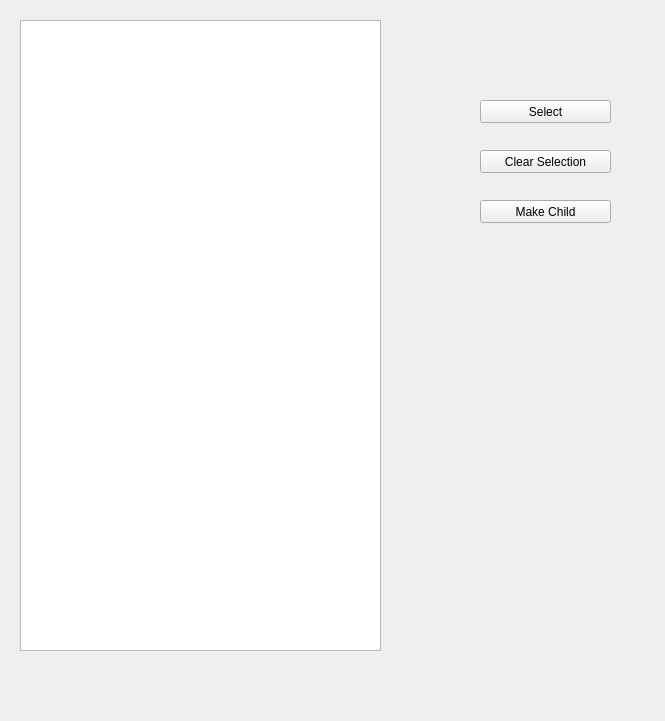
Above: src/client/tree_test.ui from ccp4/DUI2 before the change. Below: the same form after it.
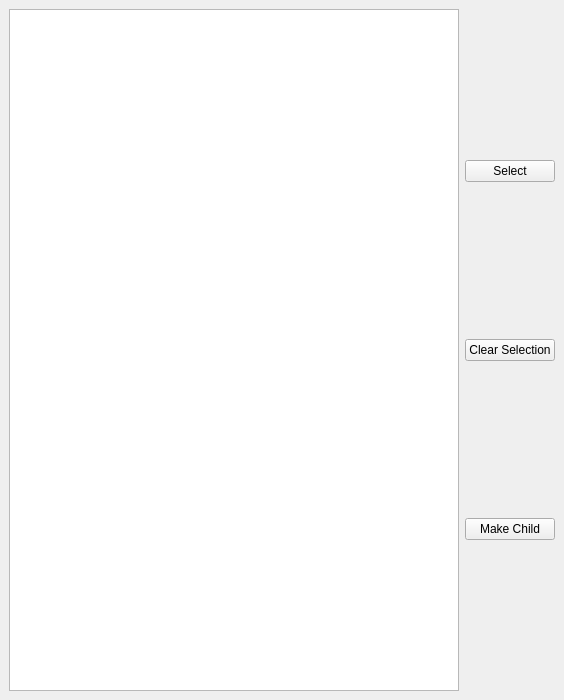
That is the form after the change.

Commit message: tuning the layout with Qt designer

```diff
--- a/src/client/tree_test.ui
+++ b/src/client/tree_test.ui
@@ -6,63 +6,48 @@
    <rect>
     <x>0</x>
     <y>0</y>
-    <width>665</width>
-    <height>721</height>
+    <width>564</width>
+    <height>700</height>
    </rect>
   </property>
   <property name="windowTitle">
    <string>MainWindow</string>
   </property>
   <widget class="QWidget" name="centralwidget">
-   <widget class="QGraphicsView" name="graphicsView">
-    <property name="geometry">
-     <rect>
-      <x>20</x>
-      <y>20</y>
-      <width>361</width>
-      <height>631</height>
-     </rect>
-    </property>
-   </widget>
+   <layout class="QVBoxLayout" name="verticalLayout_2">
+    <item>
+     <layout class="QHBoxLayout" name="horizontalLayout">
+      <item>
+       <widget class="QGraphicsView" name="graphicsView"/>
+      </item>
+      <item>
+       <layout class="QVBoxLayout" name="verticalLayout">
+        <item>
    <widget class="QPushButton" name="ButtonSelect">
-    <property name="geometry">
-     <rect>
-      <x>480</x>
-      <y>100</y>
-      <width>131</width>
-      <height>23</height>
-     </rect>
-    </property>
     <property name="text">
      <string>Select</string>
     </property>
    </widget>
-   <widget class="QPushButton" name="ButtonMkChild">
-    <property name="geometry">
-     <rect>
-      <x>480</x>
-      <y>200</y>
-      <width>131</width>
-      <height>23</height>
-     </rect>
-    </property>
-    <property name="text">
-     <string>Make Child</string>
-    </property>
-   </widget>
+        </item>
+        <item>
    <widget class="QPushButton" name="ButtonClear">
-    <property name="geometry">
-     <rect>
-      <x>480</x>
-      <y>150</y>
-      <width>131</width>
-      <height>23</height>
-     </rect>
-    </property>
     <property name="text">
      <string>Clear Selection</string>
     </property>
    </widget>
+        </item>
+        <item>
+         <widget class="QPushButton" name="ButtonMkChild">
+          <property name="text">
+           <string>Make Child</string>
+          </property>
+         </widget>
+        </item>
+       </layout>
+      </item>
+     </layout>
+    </item>
+   </layout>
   </widget>
  </widget>
  <resources/>
```
Lines whose indentation alone changed are shown as unchanged.
